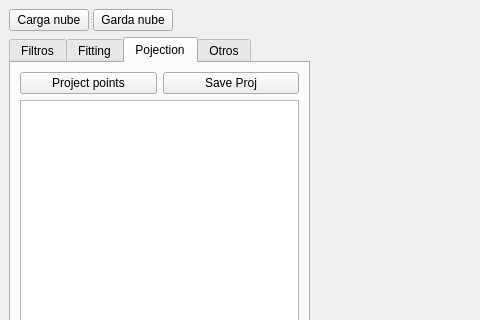
The window that proper_pcl/src/pclviewer.ui (openlmd/proper) describes before a commit, drawn with Qt 5; both pictures show x 0 to 480 and y 0 to 320 of the 966 by 641 pixel window.
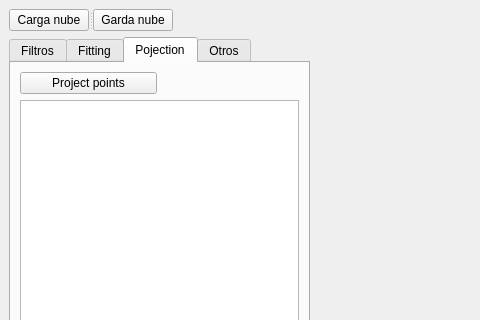
The same window after the commit. The open tabs and pages were chosen to show the change. Custom widgets are drawn as their Qt base class.

What changed in the file:
```diff
--- a/proper_pcl/src/pclviewer.ui
+++ b/proper_pcl/src/pclviewer.ui
@@ -567,13 +567,6 @@
           </property>
          </widget>
         </item>
-        <item row="0" column="1">
-         <widget class="QPushButton" name="pushButton_save_projections">
-          <property name="text">
-           <string>Save Proj</string>
-          </property>
-         </widget>
-        </item>
         <item row="2" column="0" colspan="2">
          <widget class="QTextBrowser" name="textBrowser_projection"/>
         </item>
```
Left out of the diff: 4 changed lines with no effect on the pictures.
